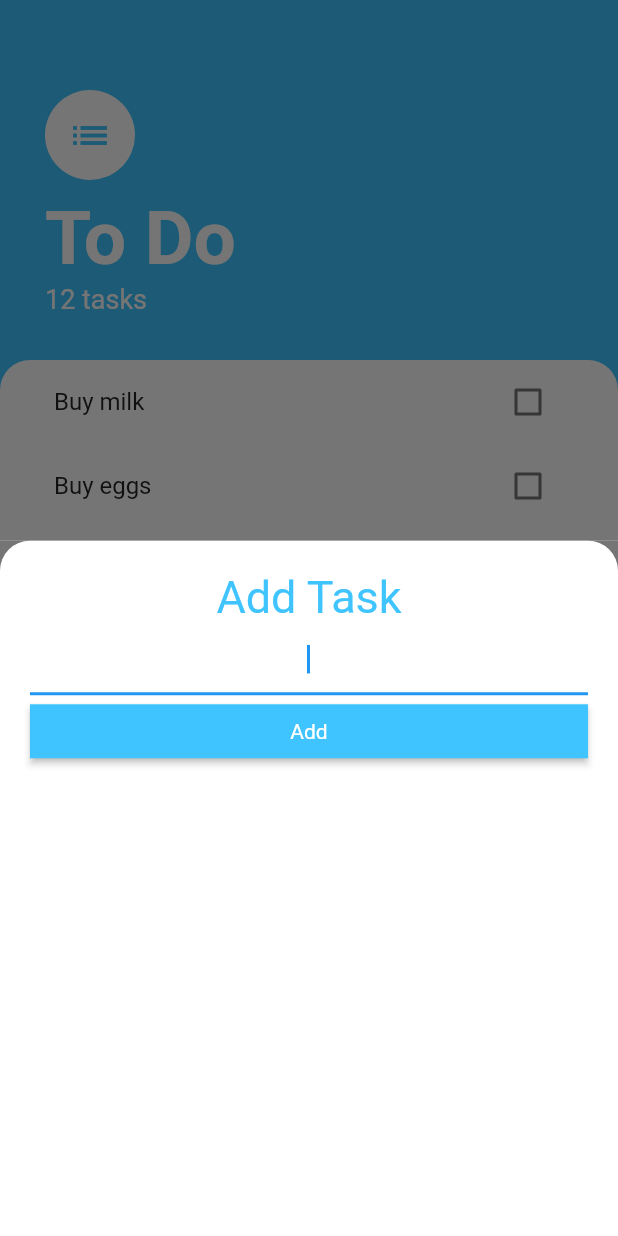
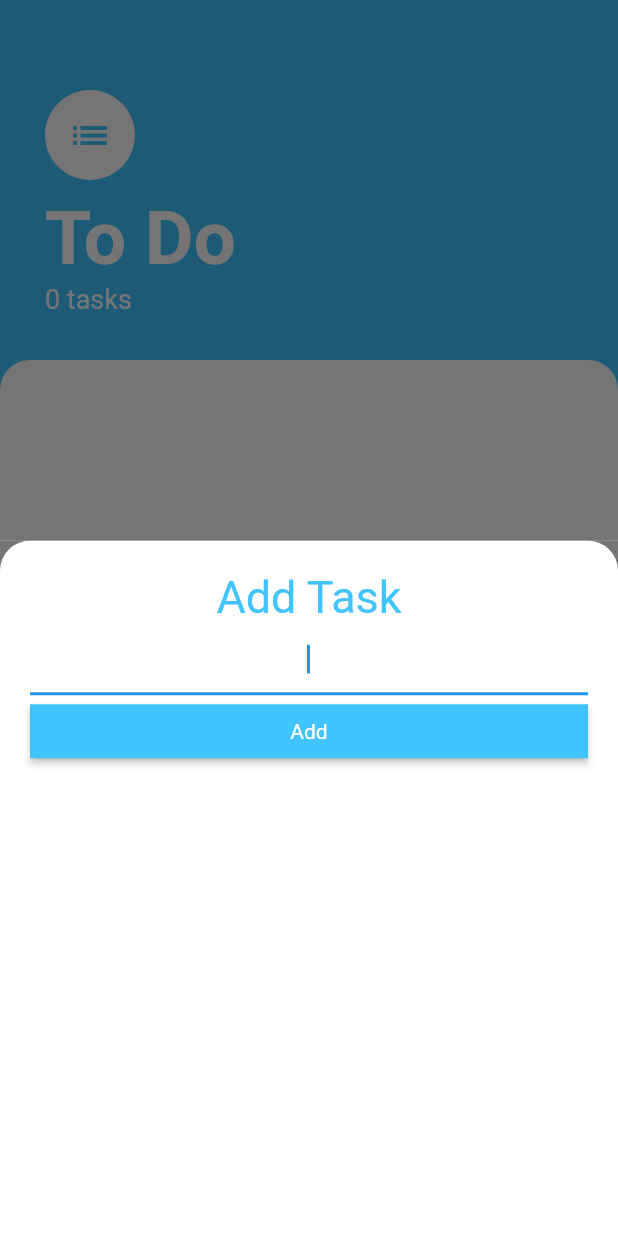
Before and after one commit to bekzodrakhmatof/to_do, a Flutter app: the screen it shows after launch, after a tap on the "add" icon, on a phone screen of 412 x 824 dp. Run offline on Flutter 3.47's test engine with Material 2 defaults, Android fonts, the phone set to English and light mode, and no system bars.

Commit message:
Create task implemented

```diff
--- a/lib/screens/add_task_screen.dart
+++ b/lib/screens/add_task_screen.dart
@@ -1,8 +1,15 @@
 import 'package:flutter/material.dart';
 
 class AddTaskScreen extends StatelessWidget {
+
+  AddTaskScreen({this.addTaskScreenCallback});
+  final Function addTaskScreenCallback;
+
   @override
   Widget build(BuildContext context) {
+
+    String newTaskName;
+
     return Container(
       color: Color(0xff757575),
       child: Container(
@@ -28,6 +35,9 @@ class AddTaskScreen extends StatelessWidget {
             TextField(
               autofocus: true,
               textAlign: TextAlign.center,
+              onChanged: (value){
+                newTaskName = value;
+              },
             ),
             RawMaterialButton(
               child: Text(
@@ -38,7 +48,7 @@ class AddTaskScreen extends StatelessWidget {
               ),
               fillColor: Colors.lightBlueAccent,
               onPressed: (){
-
+                addTaskScreenCallback(newTaskName);
               },
             ),
           ],
--- a/lib/screens/tasks_screen.dart
+++ b/lib/screens/tasks_screen.dart
@@ -1,8 +1,17 @@
 import 'package:flutter/material.dart';
 import 'package:to_do/screens/add_task_screen.dart';
 import 'package:to_do/widgets/tasks_list.dart';
+import 'package:to_do/models/task.dart';
 
-class TasksScreen extends StatelessWidget {
+class TasksScreen extends StatefulWidget {
+
+  @override
+  _TasksScreenState createState() => _TasksScreenState();
+}
+
+class _TasksScreenState extends State<TasksScreen> {
+
+  List<Task> tasks = [];
 
   @override
   Widget build(BuildContext context) {
@@ -14,7 +23,15 @@ class TasksScreen extends StatelessWidget {
         onPressed: (){
           showModalBottomSheet(
               context: context,
-              builder: (BuildContext context) => AddTaskScreen());
+              builder: (BuildContext context) => AddTaskScreen(
+                addTaskScreenCallback: (newValue){
+                  setState(() {
+                    tasks.add(Task(name: newValue));
+                  });
+                  Navigator.pop(context);
+                },
+              ),
+          );
         },
       ),
       body: Column(
@@ -46,7 +63,7 @@ class TasksScreen extends StatelessWidget {
                   ),
                 ),
                 Text(
-                  "12 tasks",
+                  "${tasks.length} tasks",
                   style: TextStyle(
                       color: Colors.white,
                       fontSize: 18
@@ -65,7 +82,7 @@ class TasksScreen extends StatelessWidget {
                     topRight: Radius.circular(20),
                 ),
               ),
-              child: TasksList(),
+              child: TasksList(tasks: tasks,),
             ),
           ),
         ],
--- a/lib/widgets/tasks_list.dart
+++ b/lib/widgets/tasks_list.dart
@@ -1,39 +1,32 @@
 import 'package:flutter/material.dart';
 import 'task_tile.dart';
 import 'package:to_do/models/task.dart';
+
 class TasksList extends StatefulWidget {
+
+  TasksList({this.tasks});
+  final List<Task> tasks;
 
   @override
   _TasksListState createState() => _TasksListState();
 }
 
 class _TasksListState extends State<TasksList> {
-  List<Task> tasks = [
-    Task(
-      name: "Buy milk",
-    ),
-    Task(
-      name: "Buy eggs",
-    ),
-    Task(
-      name: "Buy bread",
-    ),
-  ];
 
   @override
   Widget build(BuildContext context) {
     return ListView.builder(itemBuilder: (context, index){
       return TaskTile(
-        taskTitle: tasks[index].name,
-        isChecked: tasks[index].isDone,
+        taskTitle: widget.tasks[index].name,
+        isChecked: widget.tasks[index].isDone,
         checkboxCallback: (newValue) {
           setState(() {
-            tasks[index].toggleDone();
+            widget.tasks[index].toggleDone();
           });
           },
       );
       },
-      itemCount: tasks.length,
+      itemCount: widget.tasks.length,
     );
   }
 }
```
